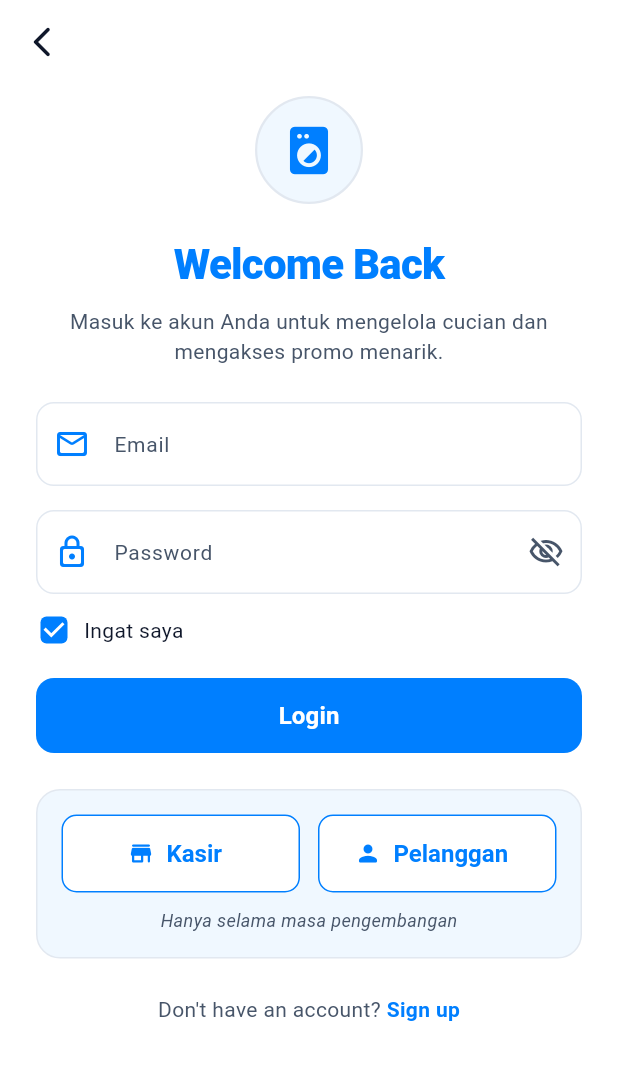
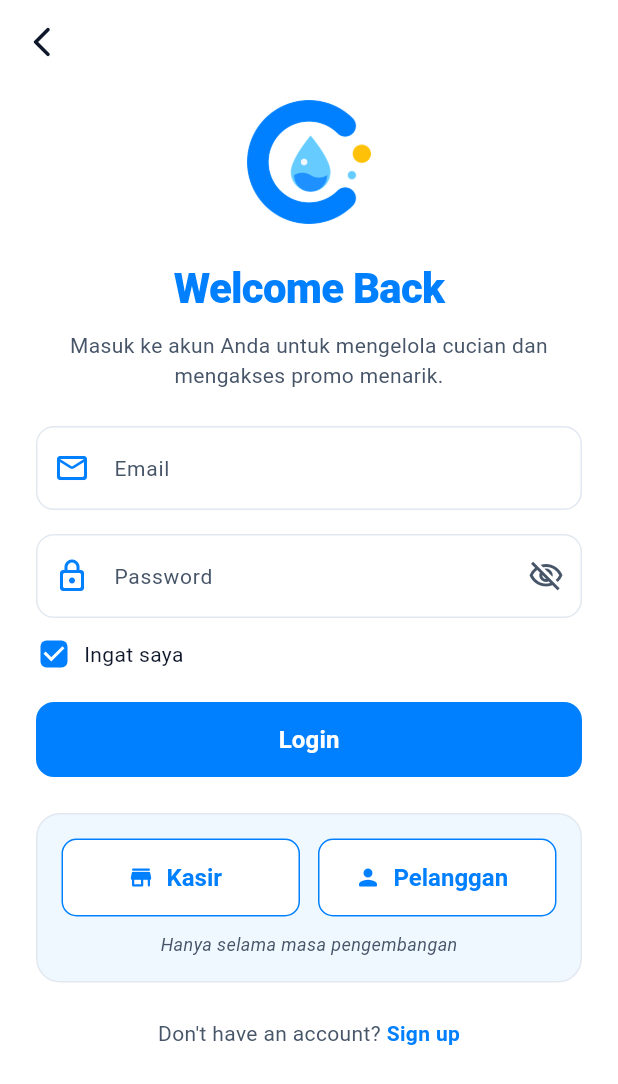
Before and after one commit to aras-SIGMA/Cleano-, a Flutter app: the screen it shows after launch, after a tap on "Login", on a phone screen of 412 x 824 dp. Shown: the top 1084 px of the screen. Run offline on Flutter 3.47's test engine with Material 3 defaults, Android fonts, the phone set to English and light mode, and no system bars; our stand-ins replace csv, dio, fl_chart, flutter_dotenv, image_picker, pdf and 4 more; missing offline and left inert: mobile_scanner; accounts and stored records are empty; network calls fail.

Commit message:
feat(mobile): pasang logo Cleano di layar, ikon, dan manifest web
Logo baru hanya ada di cleano_app/build/flutter_assets/cleano-logo-kit, dan
folder build/ di-ignore git. Selama aset itu tinggal di sana, ia tidak akan
pernah ikut ter-commit dan hilang setiap flutter clean. Karena itu dua berkas
yang benar-benar dipakai disalin ke assets/logo/.

Ikon cuci generik diganti di enam tempat: logo horizontal putih di header
splash, ikon Cleano di kartu tengah splash, di atas form login, di leading
navigation rail kasir dan pelanggan, dan di header kartu member. Kartu member
memakai latar gradien oranye, jadi ikon biru-putih di sana dibungkus kotak
putih penuh, bukan putih transparan seperti sebelumnya â€” dengan latar
transparan logo kehilangan kontras.

Ikon platform dibuat ulang dari cleano-app-icon-square-1024.png dengan Pillow,
bukan ImageMagick yang tidak terpasang: lima mipmap Android, lima belas aset
iOS (RGB tanpa alpha, syarat App Store), ikon PWA 192/512 dan maskable, serta
favicon png/ico/svg. Sebelumnya kelimanya masih logo bawaan Flutter.

manifest.json masih menyebut "cleano_app" dengan biru Flutter #0175C2. Sekarang
memakai nama Cleano, tema #007FFF, latar #F0F8FF, dan deskripsi Indonesia.
index.html menyesuaikan judul apple-mobile-web-app dan menambah tautan favicon
ico serta svg.

Diverifikasi: dart analyze lib test bersih, flutter test 76/76 lulus, dan
flutter build web --release berhasil dengan assets/logo terbawa ke build.
Tampilannya diperiksa di Chrome pada splash, login, dashboard kasir lebar, dan
kartu member pelanggan.

```diff
--- a/cleano_app/lib/screens/auth/login_screen.dart
+++ b/cleano_app/lib/screens/auth/login_screen.dart
@@ -116,21 +116,13 @@ class _LoginScreenState extends State<LoginScreen> {
             child: Column(
               crossAxisAlignment: CrossAxisAlignment.stretch,
               children: [
-                // Top Icon
+                // Top Logo
                 Center(
-                  child: Container(
-                    width: 72,
-                    height: 72,
-                    decoration: BoxDecoration(
-                      color: AppTheme.surfaceSubtle,
-                      shape: BoxShape.circle,
-                      border: Border.all(color: AppTheme.border, width: 1.5),
-                    ),
-                    child: const Icon(
-                      Icons.local_laundry_service_rounded,
-                      size: 38,
-                      color: AppTheme.primary,
-                    ),
+                  child: Image.asset(
+                    'assets/logo/cleano-icon.png',
+                    width: 88,
+                    height: 88,
+                    semanticLabel: 'Logo Cleano',
                   ),
                 ),
                 const SizedBox(height: 20),
--- a/cleano_app/lib/screens/splash_screen.dart
+++ b/cleano_app/lib/screens/splash_screen.dart
@@ -91,32 +91,10 @@ class _SplashScreenState extends State<SplashScreen> {
             child: Column(
               children: [
                 // Header Logo
-                Row(
-                  mainAxisAlignment: MainAxisAlignment.center,
-                  children: [
-                    Container(
-                      padding: const EdgeInsets.all(8),
-                      decoration: BoxDecoration(
-                        color: Colors.white.withValues(alpha: 0.2),
-                        borderRadius: BorderRadius.circular(12),
-                      ),
-                      child: const Icon(
-                        Icons.local_laundry_service_rounded,
-                        color: Colors.white,
-                        size: 24,
-                      ),
-                    ),
-                    const SizedBox(width: 10),
-                    const Text(
-                      'Cleano',
-                      style: TextStyle(
-                        color: Colors.white,
-                        fontSize: 22,
-                        fontWeight: FontWeight.w700,
-                        letterSpacing: -0.5,
-                      ),
-                    ),
-                  ],
+                Image.asset(
+                  'assets/logo/cleano-logo-horizontal-white.png',
+                  height: 40,
+                  semanticLabel: 'Cleano',
                 ),
 
                 const Spacer(),
@@ -136,11 +114,12 @@ class _SplashScreenState extends State<SplashScreen> {
                       ),
                     ],
                   ),
-                  child: const Center(
-                    child: Icon(
-                      Icons.bubble_chart_rounded,
-                      size: 76,
-                      color: AppTheme.primary,
+                  child: Center(
+                    child: Image.asset(
+                      'assets/logo/cleano-icon.png',
+                      width: 104,
+                      height: 104,
+                      semanticLabel: 'Logo Cleano',
                     ),
                   ),
                 ),
--- a/cleano_app/pubspec.yaml
+++ b/cleano_app/pubspec.yaml
@@ -44,3 +44,4 @@ flutter:
 
   assets:
     - .env
+    - assets/logo/
```
Also changed, not shown: cleano_app/lib/screens/kasir/kasir_main_nav.dart (+5 -3 lines), cleano_app/lib/screens/pelanggan/pelanggan_main_nav.dart (+5 -3 lines), cleano_app/lib/screens/pelanggan/pelanggan_qr_card_screen.dart (+7 -6 lines), cleano_app/assets/logo/cleano-icon.png (added), cleano_app/assets/logo/cleano-logo-horizontal-white.png (added), 29 other files.
